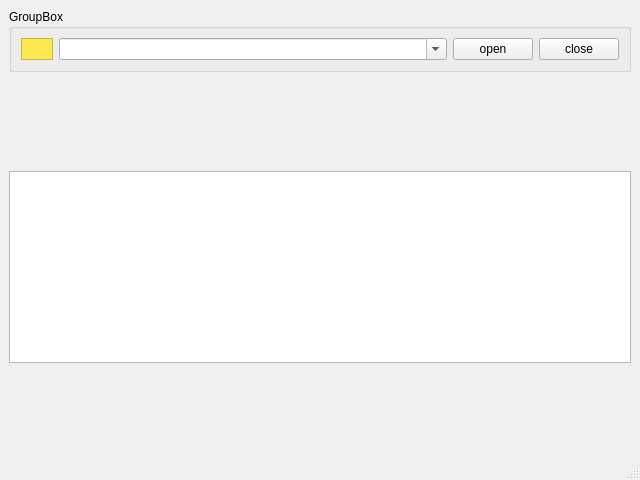
This is ui/MainWindow.ui in ivantaran/myrotator-gui as Qt 5 draws it before an edit. The edited form follows.
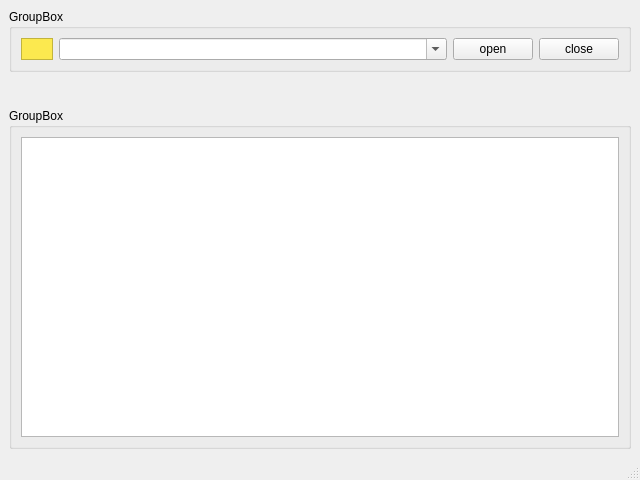
This is the edited form.

Diff of the .ui file:
```diff
--- a/ui/MainWindow.ui
+++ b/ui/MainWindow.ui
@@ -136,38 +136,41 @@
     </item>
     <item>
      <widget class="QWidget" name="widget" native="true">
+      <layout class="QVBoxLayout" name="verticalLayout_2">
+       <item>
+        <widget class="QWidget" name="widgetState1" native="true"/>
+       </item>
+       <item>
+        <widget class="QWidget" name="widgetState2" native="true"/>
+       </item>
+      </layout>
+     </widget>
+    </item>
+    <item>
+     <widget class="QGroupBox" name="groupBox_2">
       <property name="sizePolicy">
        <sizepolicy hsizetype="Preferred" vsizetype="Expanding">
         <horstretch>0</horstretch>
         <verstretch>0</verstretch>
        </sizepolicy>
       </property>
-      <layout class="QVBoxLayout" name="verticalLayout_2">
+      <property name="title">
+       <string>GroupBox</string>
+      </property>
+      <layout class="QHBoxLayout" name="horizontalLayout_4">
        <item>
-        <widget class="QWidget" name="widgetState1" native="true"/>
-       </item>
-       <item>
-        <widget class="QWidget" name="widgetState2" native="true"/>
+        <widget class="QPlainTextEdit" name="textMonitor">
+         <property name="sizePolicy">
+          <sizepolicy hsizetype="Preferred" vsizetype="Preferred">
+           <horstretch>0</horstretch>
+           <verstretch>0</verstretch>
+          </sizepolicy>
+         </property>
+        </widget>
        </item>
       </layout>
      </widget>
     </item>
-    <item>
-     <widget class="QPlainTextEdit" name="textMonitor"/>
-    </item>
-    <item>
-     <spacer name="verticalSpacer">
-      <property name="orientation">
-       <enum>Qt::Vertical</enum>
-      </property>
-      <property name="sizeHint" stdset="0">
-       <size>
-        <width>20</width>
-        <height>40</height>
-       </size>
-      </property>
-     </spacer>
-    </item>
    </layout>
   </widget>
   <widget class="QMenuBar" name="menubar">
```
